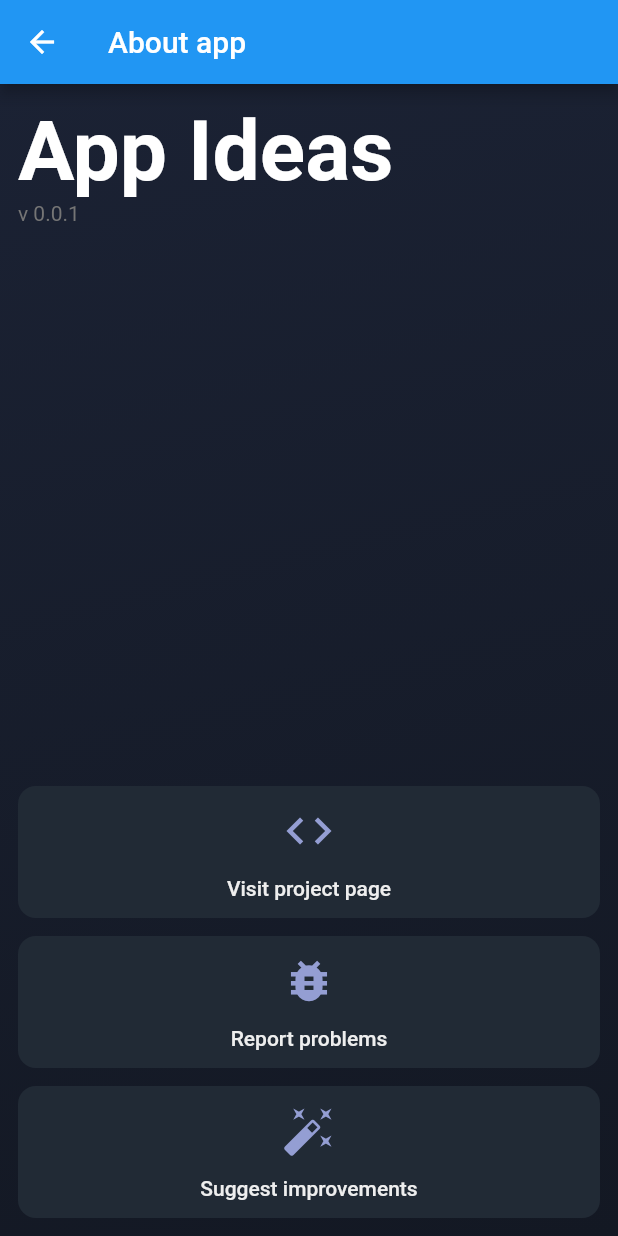
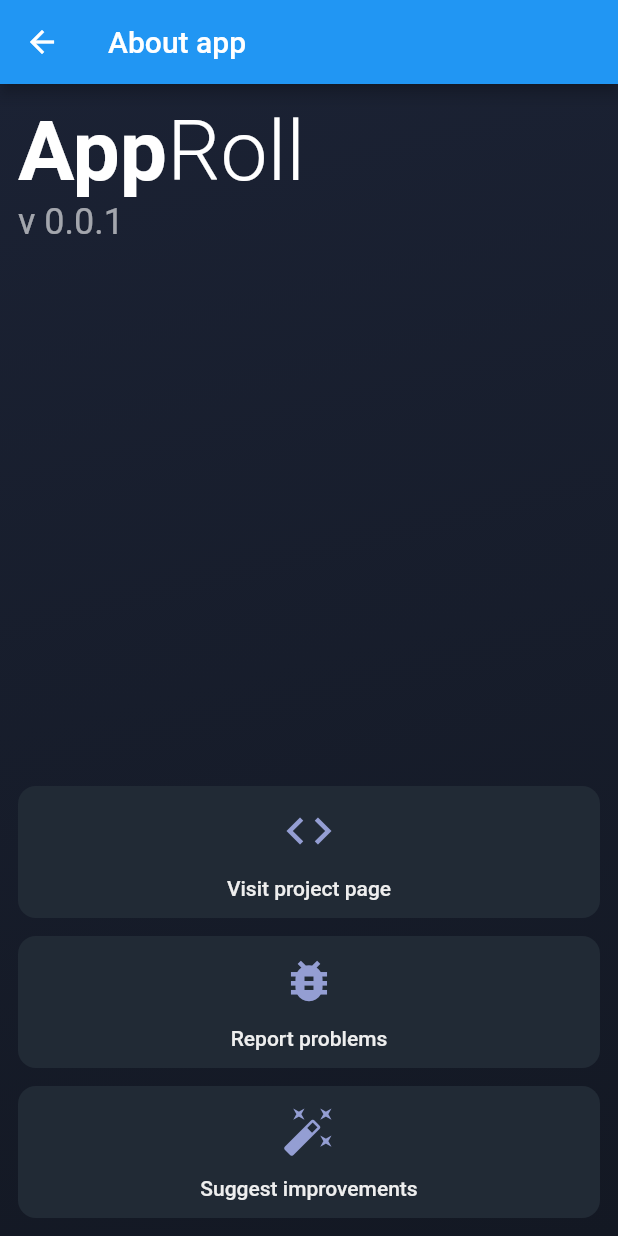
Before and after one commit to mivoligo/app_ideas, a Flutter app: the screen it shows after launch, after a tap on "About this app", on a phone screen of 412 x 824 dp. Run offline on Flutter 3.47's test engine with Material 2 defaults, Android fonts, the phone set to English and light mode, and no system bars; our stand-ins replace bloc, cached_network_image, equatable, flutter_bloc.

Commit message:
Update about app page and app name

```diff
--- a/lib/about_app/view/about_app_page.dart
+++ b/lib/about_app/view/about_app_page.dart
@@ -16,19 +16,13 @@ class AboutAppPage extends StatelessWidget {
         child: Column(
           crossAxisAlignment: CrossAxisAlignment.stretch,
           children: [
-            Text(
-              'App Ideas',
-              style: Theme.of(context).textTheme.displayMedium?.copyWith(
-                    color: Colors.white,
-                    fontWeight: FontWeight.bold,
-                  ),
-            ),
+            const AppName(),
             Text(
               'v 0.0.1',
               style: Theme.of(context)
                   .textTheme
-                  .bodyText2
-                  ?.copyWith(color: Colors.grey.shade600),
+                  .headlineSmall
+                  ?.copyWith(color: Colors.white60),
             ),
             const Spacer(),
             const ClickableCard(
--- a/lib/home/view/home_page.dart
+++ b/lib/home/view/home_page.dart
@@ -36,15 +36,10 @@ class _Header extends StatelessWidget {
     return Column(
       crossAxisAlignment: CrossAxisAlignment.stretch,
       children: [
+        const AppName(),
+        const SizedBox(height: 12.0),
         Text(
-          'App\nIdeas',
-          style: Theme.of(context).textTheme.displayMedium?.copyWith(
-                color: Colors.white,
-                fontWeight: FontWeight.bold,
-              ),
-        ),
-        Text(
-          'Collection of ideas for your app portfolio',
+          'Collection of app ideas for your portfolio',
           style: Theme.of(context)
               .textTheme
               .headlineSmall
--- /dev/null
+++ b/lib/widgets/app_name.dart
@@ -0,0 +1,29 @@
+import 'package:flutter/material.dart';
+
+class AppName extends StatelessWidget {
+  const AppName({Key? key}) : super(key: key);
+
+  @override
+  Widget build(BuildContext context) {
+    return RichText(
+      text: TextSpan(
+        children: [
+          TextSpan(
+            text: 'App',
+            style: Theme.of(context).textTheme.displayMedium?.copyWith(
+                  color: Colors.white,
+                  fontWeight: FontWeight.bold,
+                ),
+          ),
+          TextSpan(
+            text: 'Roll',
+            style: Theme.of(context).textTheme.displayMedium?.copyWith(
+                  color: Colors.white,
+                  fontWeight: FontWeight.w300,
+                ),
+          ),
+        ],
+      ),
+    );
+  }
+}
--- a/lib/widgets/widgets.dart
+++ b/lib/widgets/widgets.dart
@@ -1,3 +1,4 @@
+export 'app_name.dart';
 export 'clickable_card.dart';
 export 'dialog_card.dart';
 export 'error_card.dart';
```
